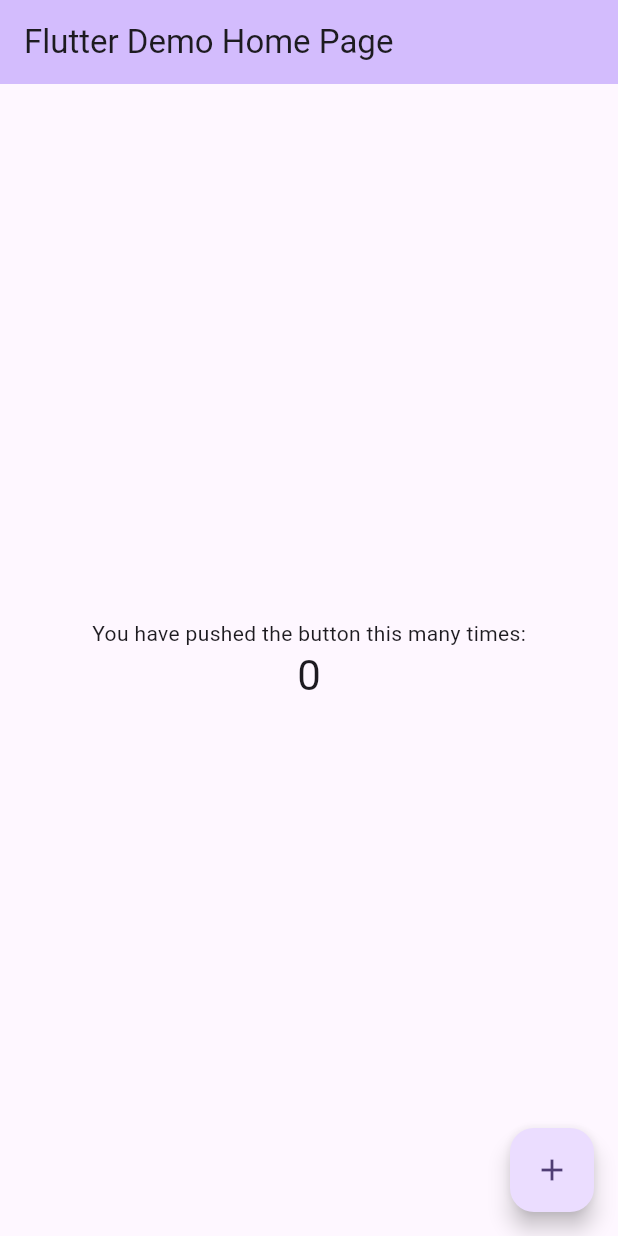
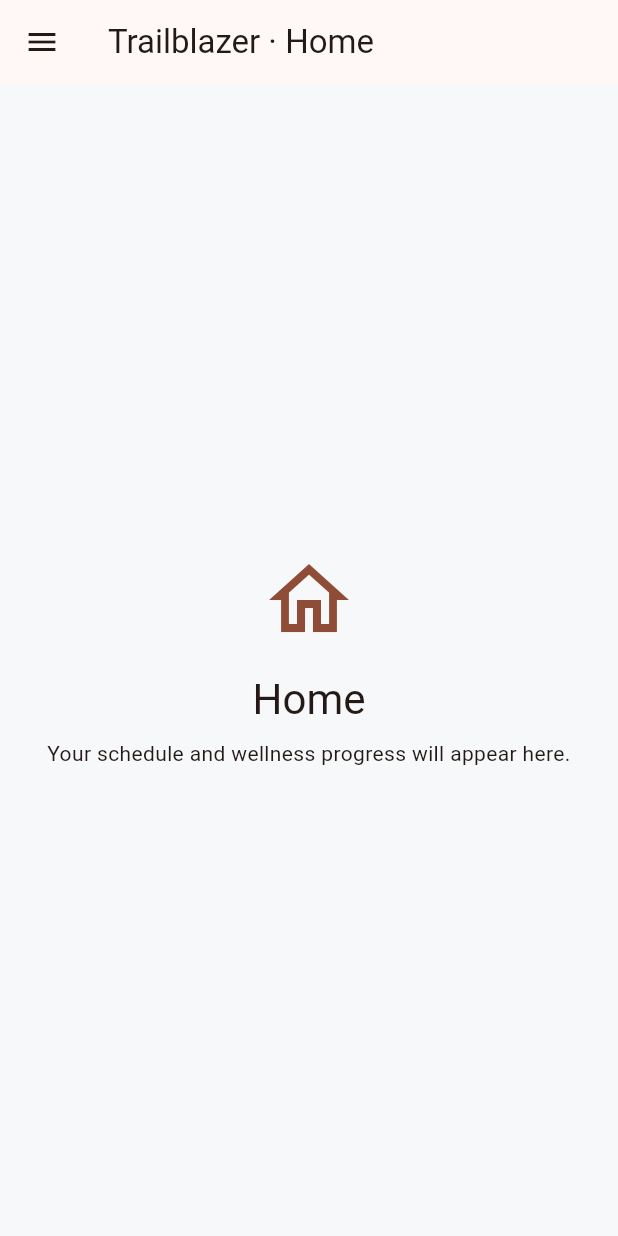
Before and after one commit to Suranjanp/trailblazers-mobile-app, a Flutter app: the screen it shows after launch, on a phone screen of 412 x 824 dp. Run offline on Flutter 3.47's test engine with Material 3 defaults, Android fonts, the phone set to English and light mode, and no system bars.

Commit message:
Add Flutter navigation and user profile model with tests

```diff
--- a/lib/main.dart
+++ b/lib/main.dart
@@ -1,122 +1,25 @@
 import 'package:flutter/material.dart';
 
+import 'screens/main_screen.dart';
+
 void main() {
-  runApp(const MyApp());
+  runApp(const TrailblazerApp());
 }
 
-class MyApp extends StatelessWidget {
-  const MyApp({super.key});
+class TrailblazerApp extends StatelessWidget {
+  const TrailblazerApp({super.key});
 
-  // This widget is the root of your application.
   @override
   Widget build(BuildContext context) {
     return MaterialApp(
-      title: 'Flutter Demo',
+      title: 'Trailblazer',
+      debugShowCheckedModeBanner: false,
       theme: ThemeData(
-        // This is the theme of your application.
-        //
-        // TRY THIS: Try running your application with "flutter run". You'll see
-        // the application has a purple toolbar. Then, without quitting the app,
-        // try changing the seedColor in the colorScheme below to Colors.green
-        // and then invoke "hot reload" (save your changes or press the "hot
-        // reload" button in a Flutter-supported IDE, or press "r" if you used
-        // the command line to start the app).
-        //
-        // Notice that the counter didn't reset back to zero; the application
-        // state is not lost during the reload. To reset the state, use hot
-        // restart instead.
-        //
-        // This works for code too, not just values: Most code changes can be
-        // tested with just a hot reload.
-        colorScheme: .fromSeed(seedColor: Colors.deepPurple),
+        colorScheme: ColorScheme.fromSeed(seedColor: const Color(0xFFF15A24)),
+        scaffoldBackgroundColor: const Color(0xFFF7F8FA),
+        useMaterial3: true,
       ),
-      home: const MyHomePage(title: 'Flutter Demo Home Page'),
+      home: const MainScreen(),
     );
   }
 }
-
-class MyHomePage extends StatefulWidget {
-  const MyHomePage({super.key, required this.title});
-
-  // This widget is the home page of your application. It is stateful, meaning
-  // that it has a State object (defined below) that contains fields that affect
-  // how it looks.
-
-  // This class is the configuration for the state. It holds the values (in this
-  // case the title) provided by the parent (in this case the App widget) and
-  // used by the build method of the State. Fields in a Widget subclass are
-  // always marked "final".
-
-  final String title;
-
-  @override
-  State<MyHomePage> createState() => _MyHomePageState();
-}
-
-class _MyHomePageState extends State<MyHomePage> {
-  int _counter = 0;
-
-  void _incrementCounter() {
-    setState(() {
-      // This call to setState tells the Flutter framework that something has
-      // changed in this State, which causes it to rerun the build method below
-      // so that the display can reflect the updated values. If we changed
-      // _counter without calling setState(), then the build method would not be
-      // called again, and so nothing would appear to happen.
-      _counter++;
-    });
-  }
-
-  @override
-  Widget build(BuildContext context) {
-    // This method is rerun every time setState is called, for instance as done
-    // by the _incrementCounter method above.
-    //
-    // The Flutter framework has been optimized to make rerunning build methods
-    // fast, so that you can just rebuild anything that needs updating rather
-    // than having to individually change instances of widgets.
-    return Scaffold(
-      appBar: AppBar(
-        // TRY THIS: Try changing the color here to a specific color (to
-        // Colors.amber, perhaps?) and trigger a hot reload to see the AppBar
-        // change color while the other colors stay the same.
-        backgroundColor: Theme.of(context).colorScheme.inversePrimary,
-        // Here we take the value from the MyHomePage object that was created by
-        // the App.build method, and use it to set our appbar title.
-        title: Text(widget.title),
-      ),
-      body: Center(
-        // Center is a layout widget. It takes a single child and positions it
-        // in the middle of the parent.
-        child: Column(
-          // Column is also a layout widget. It takes a list of children and
-          // arranges them vertically. By default, it sizes itself to fit its
-          // children horizontally, and tries to be as tall as its parent.
-          //
-          // Column has various properties to control how it sizes itself and
-          // how it positions its children. Here we use mainAxisAlignment to
-          // center the children vertically; the main axis here is the vertical
-          // axis because Columns are vertical (the cross axis would be
-          // horizontal).
-          //
-          // TRY THIS: Invoke "debug painting" (choose the "Toggle Debug Paint"
-          // action in the IDE, or press "p" in the console), to see the
-          // wireframe for each widget.
-          mainAxisAlignment: .center,
-          children: [
-            const Text('You have pushed the button this many times:'),
-            Text(
-              '$_counter',
-              style: Theme.of(context).textTheme.headlineMedium,
-            ),
-          ],
-        ),
-      ),
-      floatingActionButton: FloatingActionButton(
-        onPressed: _incrementCounter,
-        tooltip: 'Increment',
-        child: const Icon(Icons.add),
-      ),
-    );
-  }
-}
--- /dev/null
+++ b/lib/screens/main_screen.dart
@@ -0,0 +1,97 @@
+import 'package:flutter/material.dart';
+
+class MainScreen extends StatefulWidget {
+  const MainScreen({super.key});
+
+  @override
+  State<MainScreen> createState() => _MainScreenState();
+}
+
+class _MainScreenState extends State<MainScreen> {
+  int _selectedIndex = 0;
+
+  static const _titles = [
+    'Home',
+    'Schedule',
+    'Nutrition',
+    'Health',
+    'Fitness',
+    'Profile',
+  ];
+
+  static const _icons = [
+    Icons.home_outlined,
+    Icons.calendar_month_outlined,
+    Icons.restaurant_outlined,
+    Icons.favorite_outline,
+    Icons.fitness_center,
+    Icons.person_outline,
+  ];
+
+  static const _descriptions = [
+    'Your schedule and wellness progress will appear here.',
+    'Manage your classes and weekly schedule.',
+    'Record meals, calories, and protein.',
+    'Track your water intake and sleep.',
+    'Record workouts, steps, and fitness goals.',
+    'Manage your personal information and daily targets.',
+  ];
+
+  @override
+  Widget build(BuildContext context) {
+    return Scaffold(
+      appBar: AppBar(title: Text('Trailblazer · ${_titles[_selectedIndex]}')),
+      drawer: NavigationDrawer(
+        selectedIndex: _selectedIndex,
+        onDestinationSelected: (index) {
+          setState(() {
+            _selectedIndex = index;
+          });
+
+          Navigator.pop(context);
+        },
+        children: [
+          const Padding(
+            padding: EdgeInsets.all(24),
+            child: Text(
+              'Trailblazer',
+              style: TextStyle(fontSize: 24, fontWeight: FontWeight.bold),
+            ),
+          ),
+          for (int i = 0; i < _titles.length; i++)
+            NavigationDrawerDestination(
+              icon: Icon(_icons[i]),
+              label: Text(_titles[i]),
+            ),
+        ],
+      ),
+      body: SafeArea(
+        child: Center(
+          child: Padding(
+            padding: const EdgeInsets.all(24),
+            child: Column(
+              mainAxisSize: MainAxisSize.min,
+              children: [
+                Icon(
+                  _icons[_selectedIndex],
+                  size: 64,
+                  color: Theme.of(context).colorScheme.primary,
+                ),
+                const SizedBox(height: 16),
+                Text(
+                  _titles[_selectedIndex],
+                  style: Theme.of(context).textTheme.headlineMedium,
+                ),
+                const SizedBox(height: 8),
+                Text(
+                  _descriptions[_selectedIndex],
+                  textAlign: TextAlign.center,
+                ),
+              ],
+            ),
+          ),
+        ),
+      ),
+    );
+  }
+}
--- a/pubspec.yaml
+++ b/pubspec.yaml
@@ -19,7 +19,7 @@ publish_to: 'none' # Remove this line if you wish to publish to pub.dev
 version: 1.0.0+1
 
 environment:
-  sdk: ^3.13.4
+  sdk: ^3.13.3
 
 # Dependencies specify other packages that your package needs in order to work.
 # To automatically upgrade your package dependencies to the latest versions
```
Also changed, not shown: lib/models/user_profile.dart (added, +66 -0 lines), pubspec.lock, 2 other files.
